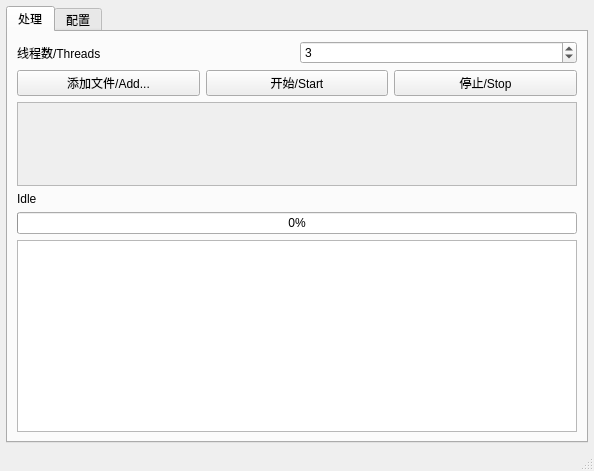
Blue-Beaker/blackscreen_cutter, file cut_tool.ui: the form before one commit.
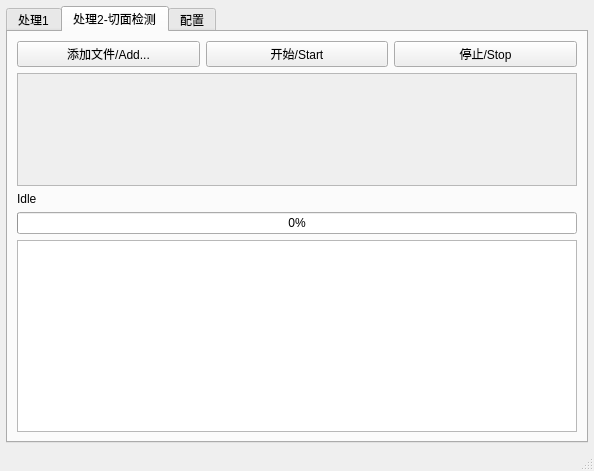
The form after the commit. The open tabs and pages were chosen to show the change.

Patch:
```diff
--- a/cut_tool.ui
+++ b/cut_tool.ui
@@ -34,7 +34,7 @@
       </property>
       <widget class="QWidget" name="tab_work">
        <attribute name="title">
-        <string>处理</string>
+        <string>处理1</string>
        </attribute>
        <layout class="QVBoxLayout" name="verticalLayout_4">
         <item>
@@ -123,9 +123,7 @@
            </widget>
           </item>
           <item>
-           <layout class="QHBoxLayout" name="horizontalLayout_8">
-            <item>
-             <layout class="QVBoxLayout" name="verticalLayout_3">
+           <layout class="QVBoxLayout" name="workingStatus">
               <item>
                <widget class="QLabel" name="currentFileLabel">
                 <property name="text">
@@ -146,6 +144,91 @@
              </layout>
             </item>
            </layout>
+        </item>
+       </layout>
+      </widget>
+      <widget class="QWidget" name="tab">
+       <attribute name="title">
+        <string>处理2-切面检测</string>
+       </attribute>
+       <layout class="QVBoxLayout" name="verticalLayout_5">
+        <item>
+         <layout class="QHBoxLayout" name="fileControls_2">
+          <item>
+           <widget class="QPushButton" name="buttonAddFile_2">
+            <property name="text">
+             <string>添加文件/Add...</string>
+            </property>
+           </widget>
+          </item>
+          <item>
+           <widget class="QPushButton" name="buttonStart_2">
+            <property name="text">
+             <string>开始/Start</string>
+            </property>
+           </widget>
+          </item>
+          <item>
+           <widget class="QPushButton" name="buttonStop_2">
+            <property name="text">
+             <string>停止/Stop</string>
+            </property>
+           </widget>
+          </item>
+         </layout>
+        </item>
+        <item>
+         <widget class="QScrollArea" name="scrollArea_2">
+          <property name="sizePolicy">
+           <sizepolicy hsizetype="Expanding" vsizetype="Expanding">
+            <horstretch>0</horstretch>
+            <verstretch>0</verstretch>
+           </sizepolicy>
+          </property>
+          <property name="widgetResizable">
+           <bool>true</bool>
+          </property>
+          <widget class="QWidget" name="scrollAreaWidgetContents_2">
+           <property name="geometry">
+            <rect>
+             <x>0</x>
+             <y>0</y>
+             <width>558</width>
+             <height>83</height>
+            </rect>
+           </property>
+           <property name="sizePolicy">
+            <sizepolicy hsizetype="Preferred" vsizetype="Preferred">
+             <horstretch>0</horstretch>
+             <verstretch>0</verstretch>
+            </sizepolicy>
+           </property>
+           <layout class="QVBoxLayout" name="verticalLayout_3">
+            <item>
+             <layout class="QVBoxLayout" name="boxInputFiles_2"/>
+            </item>
+           </layout>
+          </widget>
+         </widget>
+        </item>
+        <item>
+         <layout class="QVBoxLayout" name="workingStatus_2">
+          <item>
+           <widget class="QLabel" name="currentFileLabel_2">
+            <property name="text">
+             <string>Idle</string>
+            </property>
+           </widget>
+          </item>
+          <item>
+           <widget class="QProgressBar" name="progressBar_2">
+            <property name="value">
+             <number>0</number>
+            </property>
+           </widget>
+          </item>
+          <item>
+           <widget class="QListWidget" name="logOutput_2"/>
           </item>
          </layout>
         </item>
```
Left out of the diff: 4 changed lines with no effect on the pictures. Lines whose indentation alone changed are shown as unchanged.
